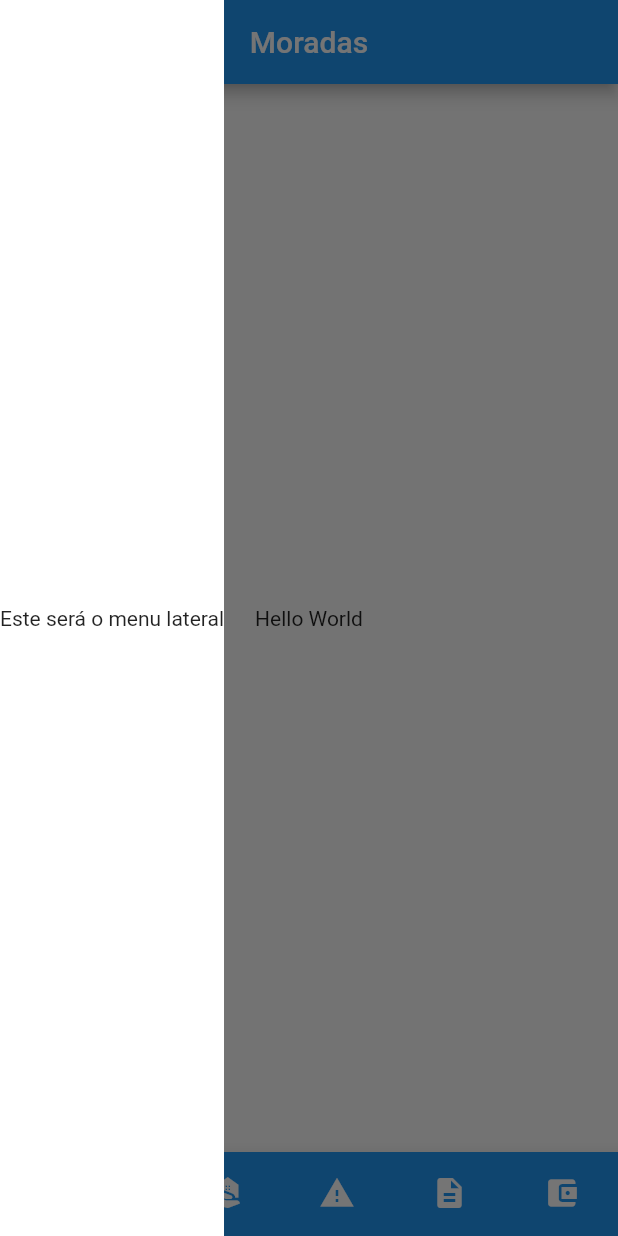
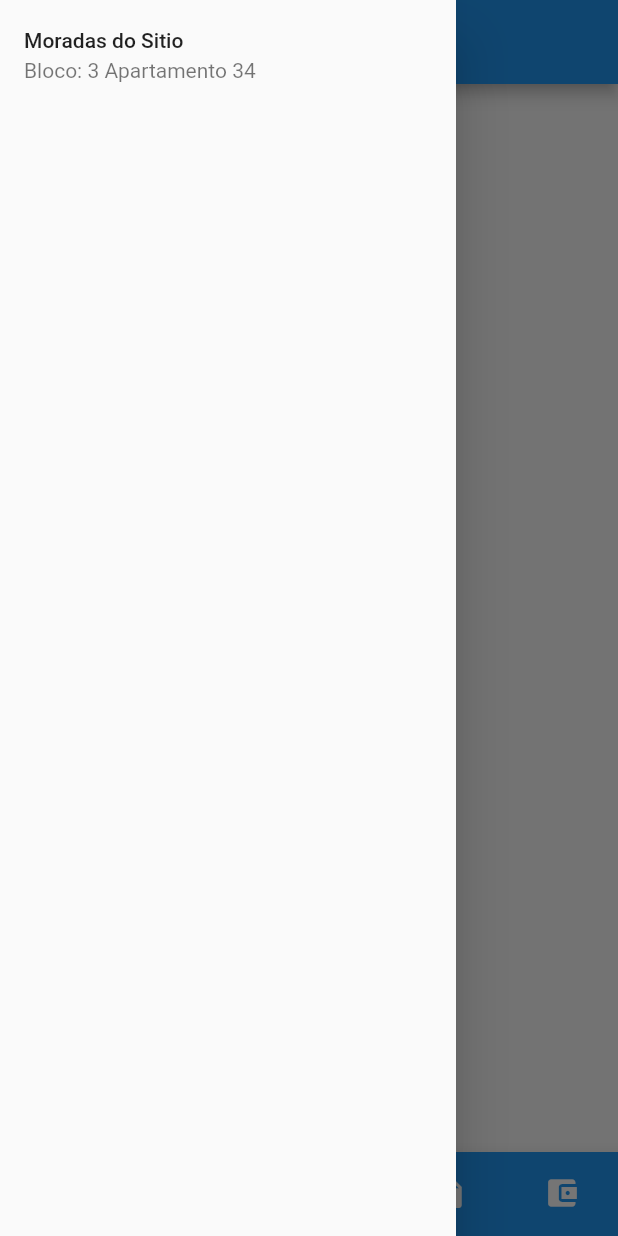
Before and after one commit to GuiLisboa/moradas_flutter, a Flutter app: the screen it shows after launch, with the side drawer open, on a phone screen of 412 x 824 dp. Run offline on Flutter 3.47's test engine with Material 2 defaults, Android fonts, the phone set to English and light mode, and no system bars.

Commit message:
Update main.dart

```diff
--- a/lib/main.dart
+++ b/lib/main.dart
@@ -32,12 +32,13 @@ class _HomePageState extends State<HomePage> {
       body: Center(
         child: Text('Hello World'),
       ),
-      drawer: Container(
-        color: Colors.white,
+      drawer: Drawer(
         child: Column(
-          mainAxisAlignment: MainAxisAlignment.center,
           children: [
-            Text('Este será o menu lateral'),
+            ListTile(
+              title: Text('Moradas do Sitio'),
+              subtitle: Text('Bloco: 3 Apartamento 34'),
+            ),
           ],
         ),
       ),
```
